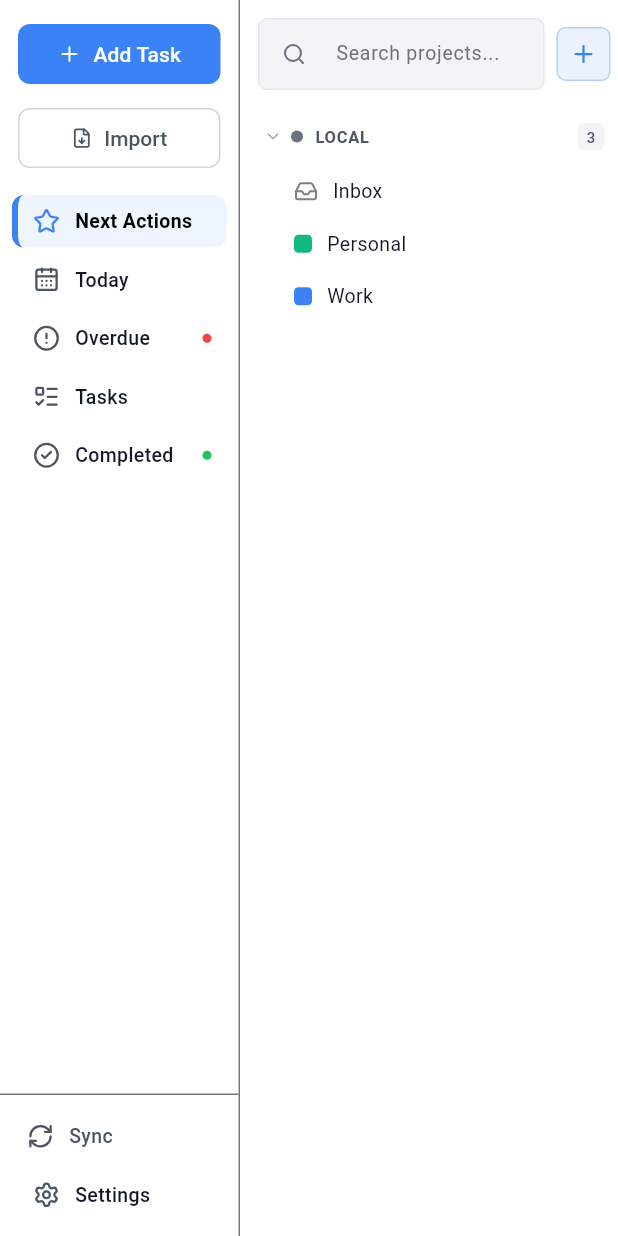
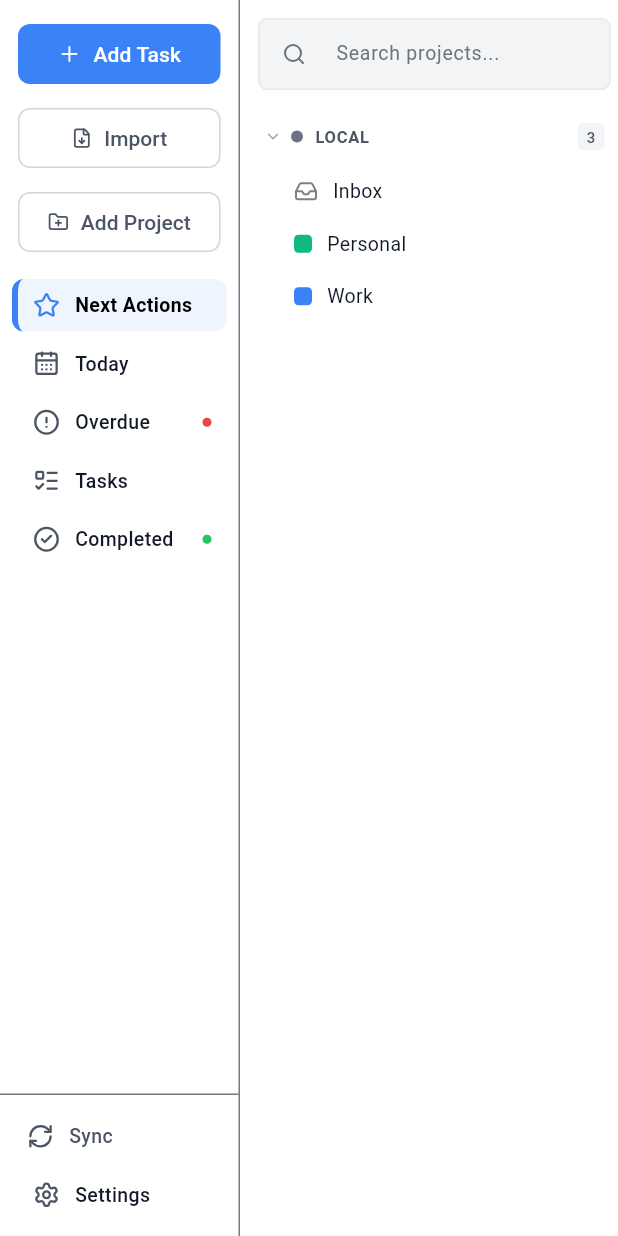
Before and after one commit to openza/tasks, a Flutter app: the screen it shows after launch, on a phone screen of 412 x 824 dp. Run offline on Flutter 3.47's test engine with Material 3 defaults, Android fonts, the phone set to English and light mode, and no system bars; drawn by our look-alikes of toastification; our stand-ins replace dio, drift, file_picker, flutter_riverpod, flutter_secure_storage, flutter_svg and 5 more; missing offline and left inert: dart:ffi, window_manager; accounts and stored records are empty; generated files the repository leaves out were written again.

Commit message:
refactor: move Add Project button to nav rail
- Add "Add Project" button with folder-plus icon to nav rail
- Remove "+" button from projects pane header
- Consolidate all action buttons in nav rail to avoid confusion
- Remove unused _createProject method from projects_pane

```diff
--- a/lib/presentation/widgets/layout/nav_rail.dart
+++ b/lib/presentation/widgets/layout/nav_rail.dart
@@ -1,16 +1,21 @@
+import 'package:drift/drift.dart' show Value;
 import 'package:flutter/material.dart';
 import 'package:flutter_riverpod/flutter_riverpod.dart';
 import 'package:go_router/go_router.dart';
 import 'package:lucide_icons/lucide_icons.dart';
+import 'package:toastification/toastification.dart';
 
 import '../../../app/app_router.dart';
 import '../../../app/app_theme.dart';
+import '../../../data/datasources/local/database/database.dart';
+import '../../providers/database_provider.dart';
 import '../../providers/repository_provider.dart';
 import '../../providers/selected_project_provider.dart';
 import '../../providers/sync_provider.dart';
 import '../../providers/task_provider.dart';
 import '../dialogs/create_task_dialog.dart';
 import '../dialogs/import_markdown_dialog.dart';
+import '../dialogs/project_dialog.dart';
 
 /// Navigation rail widget (160px) with icon + text labels
 /// Part of the 4-pane layout: NavRail | ProjectsPane | TasksList | TaskDetails
@@ -56,6 +61,20 @@ class NavRail extends ConsumerWidget {
                     onPressed: () => ImportMarkdownDialog.show(context),
                     icon: Icon(LucideIcons.fileDown, size: 14),
                     label: const Text('Import'),
+                    style: OutlinedButton.styleFrom(
+                      padding: const EdgeInsets.symmetric(vertical: 8),
+                      foregroundColor: AppTheme.gray600,
+                      side: BorderSide(color: AppTheme.gray300),
+                    ),
+                  ),
+                ),
+                const SizedBox(height: 8),
+                SizedBox(
+                  width: double.infinity,
+                  child: OutlinedButton.icon(
+                    onPressed: () => _showCreateProjectDialog(context, ref),
+                    icon: Icon(LucideIcons.folderPlus, size: 14),
+                    label: const Text('Add Project'),
                     style: OutlinedButton.styleFrom(
                       padding: const EdgeInsets.symmetric(vertical: 8),
                       foregroundColor: AppTheme.gray600,
@@ -203,6 +222,53 @@ class NavRail extends ConsumerWidget {
         ref.invalidate(localTasksProvider);
         ref.invalidate(unifiedDataProvider);
       });
+    }
+  }
+
+  /// Show the create project dialog
+  Future<void> _showCreateProjectDialog(
+    BuildContext context,
+    WidgetRef ref,
+  ) async {
+    final project = await ProjectDialog.showCreate(context);
+    if (project == null) return;
+
+    try {
+      final db = ref.read(databaseProvider);
+      await db.createProject(
+        ProjectsCompanion.insert(
+          id: project.id,
+          integrationId: project.integrationId,
+          name: project.name,
+          description: Value(project.description),
+          color: Value(project.color),
+          icon: Value(project.icon),
+          sortOrder: Value(project.sortOrder),
+          isFavorite: Value(project.isFavorite),
+        ),
+      );
+
+      // Defer provider invalidation to next frame
+      WidgetsBinding.instance.addPostFrameCallback((_) {
+        ref.invalidate(localProjectsProvider);
+        ref.invalidate(unifiedDataProvider);
+      });
+
+      toastification.show(
+        context: context,
+        type: ToastificationType.success,
+        title: const Text('Project Created'),
+        description: Text('${project.name} has been created'),
+        autoCloseDuration: const Duration(seconds: 3),
+      );
+    } catch (e) {
+      toastification.show(
+        context: context,
+        type: ToastificationType.error,
+        title: const Text('Error'),
+        description: const Text('Failed to create project'),
+        autoCloseDuration: const Duration(seconds: 3),
+      );
     }
   }
 }
--- a/lib/presentation/widgets/layout/projects_pane.dart
+++ b/lib/presentation/widgets/layout/projects_pane.dart
@@ -132,30 +132,6 @@ class _ProjectsPaneState extends ConsumerState<ProjectsPane> {
                           : AppTheme.gray100,
                     ),
                     style: const TextStyle(fontSize: 13),
-                  ),
-                ),
-                const SizedBox(width: 8),
-                // Add project button
-                Tooltip(
-                  message: 'Create new project',
-                  child: InkWell(
-                    onTap: () => _createProject(context),
-                    borderRadius: BorderRadius.circular(6),
-                    child: Container(
-                      padding: const EdgeInsets.all(8),
-                      decoration: BoxDecoration(
-                        color: AppTheme.primaryBlue.withValues(alpha: 0.1),
-                        borderRadius: BorderRadius.circular(6),
-                        border: Border.all(
-                          color: AppTheme.primaryBlue.withValues(alpha: 0.3),
-                        ),
-                      ),
-                      child: const Icon(
-                        LucideIcons.plus,
-                        size: 18,
-                        color: AppTheme.primaryBlue,
-                      ),
-                    ),
                   ),
                 ),
               ],
@@ -323,54 +299,6 @@ class _ProjectsPaneState extends ConsumerState<ProjectsPane> {
     ref.read(selectedProjectIdProvider.notifier).state = projectId;
     // Navigate to tasks with projectId
     context.go('${AppRoutes.tasks}?projectId=$projectId');
-  }
-
-  /// Create a new local project
-  Future<void> _createProject(BuildContext context) async {
-    final project = await ProjectDialog.showCreate(context);
-    if (project == null || !mounted) return;
-
-    try {
-      final db = ref.read(databaseProvider);
-      await db.createProject(
-        ProjectsCompanion.insert(
-          id: project.id,
-          integrationId: project.integrationId,
-          name: project.name,
-          description: Value(project.description),
-          color: Value(project.color),
-          icon: Value(project.icon),
-          sortOrder: Value(project.sortOrder),
-          isFavorite: Value(project.isFavorite),
-        ),
-      );
-
-      // Refresh the data - invalidate both providers to ensure cache is cleared
-      ref.invalidate(localProjectsProvider);
-      ref.invalidate(unifiedDataProvider);
-
-      if (mounted) {
-        toastification.show(
-          // ignore: use_build_context_synchronously
-          context: context,
-          type: ToastificationType.success,
-          title: const Text('Project Created'),
-          description: Text('${project.name} has been created'),
-          autoCloseDuration: const Duration(seconds: 3),
-        );
-      }
-    } catch (e) {
-      if (mounted) {
-        toastification.show(
-          // ignore: use_build_context_synchronously
-          context: context,
-          type: ToastificationType.error,
-          title: const Text('Error'),
-          description: const Text('Failed to create project'),
-          autoCloseDuration: const Duration(seconds: 3),
-        );
-      }
-    }
   }
 
   /// Edit an existing local project
```
